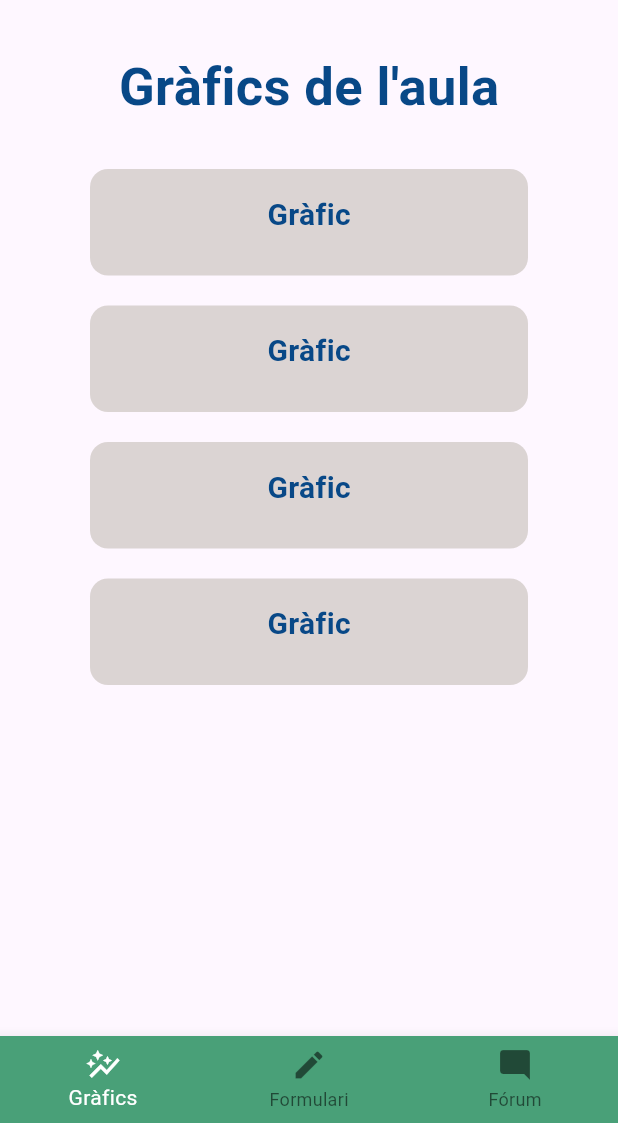
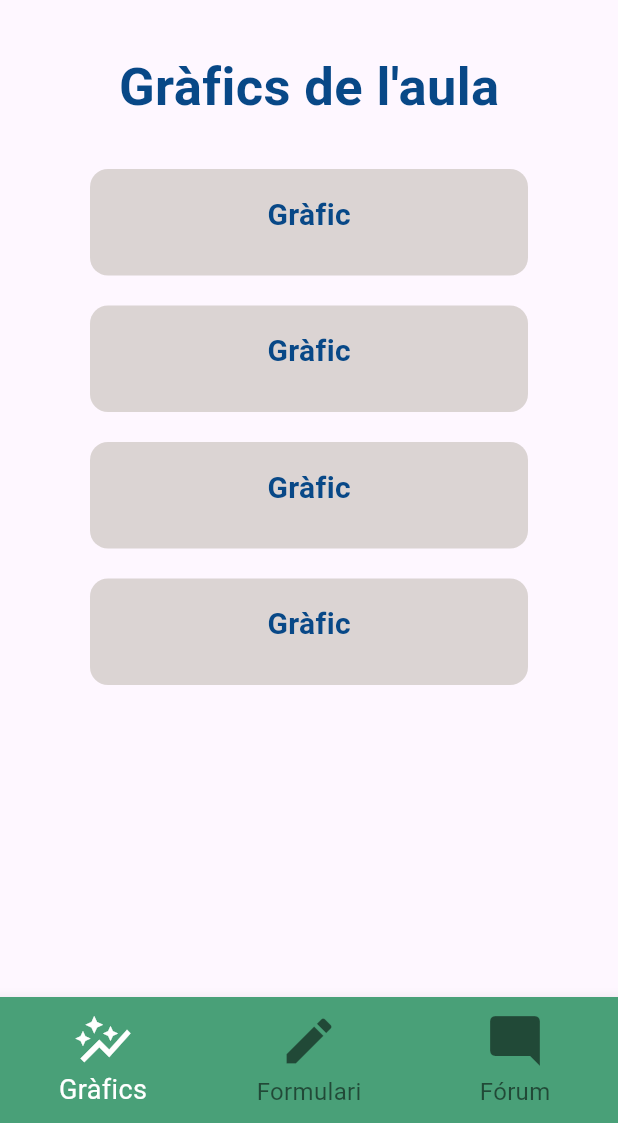
Before and after one commit to SW1073/Bits2024, a Flutter app: the screen it shows after launch, after a tap on "Nom: Nom complet de nen", on a phone screen of 412 x 824 dp, the part 113-1236 px from its top. Run offline on Flutter 3.47's test engine with Material 3 defaults, Android fonts, the phone set to English and light mode, and no system bars.

Commit message:
navigator bar arreglada

```diff
--- a/front/src/lib/presentacio/screens/aula.dart
+++ b/front/src/lib/presentacio/screens/aula.dart
@@ -115,6 +115,9 @@ class _Aula extends State<Aula> {
           ),
         ],
         currentIndex: index_marcat,
+        iconSize: 40,
+        selectedFontSize: 18, // Increases font size for the selected item
+        unselectedFontSize: 16,
         backgroundColor: Color.fromRGBO(73, 160, 120, 1),
         selectedItemColor: Colors.white,
         onTap: _onItemTapped,
```
